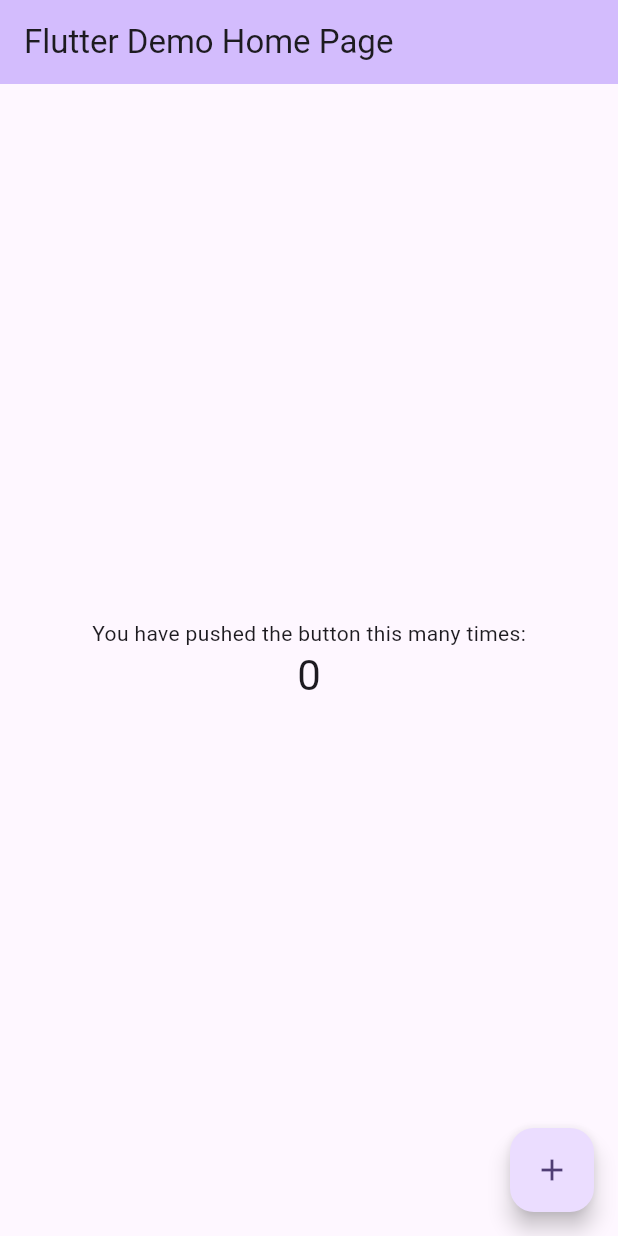
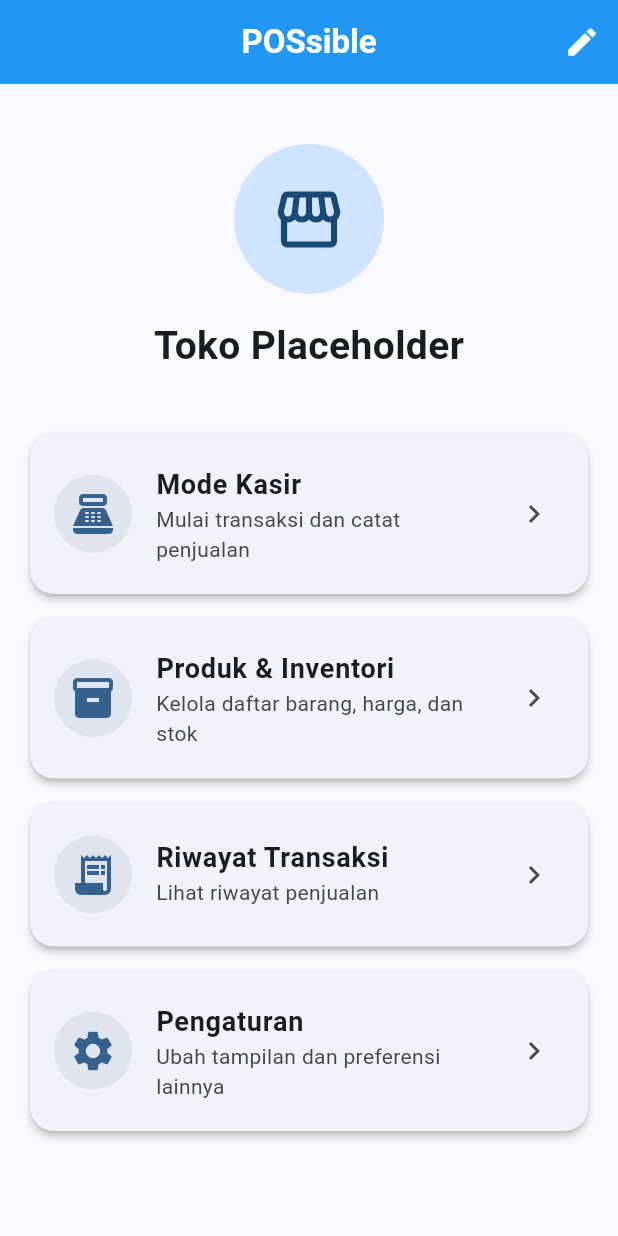
Before and after one commit to farrelarrayyan/POSsible, a Flutter app: the screen it shows after launch, on a phone screen of 412 x 824 dp. Run offline on Flutter 3.47's test engine with Material 3 defaults, Android fonts, the phone set to English and light mode, and no system bars; our stand-ins replace shared_preferences.

Commit message:
feat: initial homescreen and theming

```diff
--- a/lib/main.dart
+++ b/lib/main.dart
@@ -1,122 +1,32 @@
 import 'package:flutter/material.dart';
+import 'package:provider/provider.dart';
+import 'providers/theme_provider.dart';
+import 'screens/home_screen.dart';
 
 void main() {
-  runApp(const MyApp());
+  runApp(
+    MultiProvider(
+      providers: [
+        ChangeNotifierProvider(create: (_) => ThemeProvider()),
+      ],
+      child: const PossibleApp(),
+    ),
+  );
 }
 
-class MyApp extends StatelessWidget {
-  const MyApp({super.key});
+class PossibleApp extends StatelessWidget {
+  const PossibleApp({super.key});
 
-  // This widget is the root of your application.
   @override
   Widget build(BuildContext context) {
+    // Pengaturan tema
+    final themeProvider = Provider.of<ThemeProvider>(context);
+
     return MaterialApp(
-      title: 'Flutter Demo',
-      theme: ThemeData(
-        // This is the theme of your application.
-        //
-        // TRY THIS: Try running your application with "flutter run". You'll see
-        // the application has a purple toolbar. Then, without quitting the app,
-        // try changing the seedColor in the colorScheme below to Colors.green
-        // and then invoke "hot reload" (save your changes or press the "hot
-        // reload" button in a Flutter-supported IDE, or press "r" if you used
-        // the command line to start the app).
-        //
-        // Notice that the counter didn't reset back to zero; the application
-        // state is not lost during the reload. To reset the state, use hot
-        // restart instead.
-        //
-        // This works for code too, not just values: Most code changes can be
-        // tested with just a hot reload.
-        colorScheme: .fromSeed(seedColor: Colors.deepPurple),
-      ),
-      home: const MyHomePage(title: 'Flutter Demo Home Page'),
+      title: 'POSsible',
+      debugShowCheckedModeBanner: false,
+      theme: themeProvider.themeData,
+      home: const HomeScreen(),
     );
   }
 }
-
-class MyHomePage extends StatefulWidget {
-  const MyHomePage({super.key, required this.title});
-
-  // This widget is the home page of your application. It is stateful, meaning
-  // that it has a State object (defined below) that contains fields that affect
-  // how it looks.
-
-  // This class is the configuration for the state. It holds the values (in this
-  // case the title) provided by the parent (in this case the App widget) and
-  // used by the build method of the State. Fields in a Widget subclass are
-  // always marked "final".
-
-  final String title;
-
-  @override
-  State<MyHomePage> createState() => _MyHomePageState();
-}
-
-class _MyHomePageState extends State<MyHomePage> {
-  int _counter = 0;
-
-  void _incrementCounter() {
-    setState(() {
-      // This call to setState tells the Flutter framework that something has
-      // changed in this State, which causes it to rerun the build method below
-      // so that the display can reflect the updated values. If we changed
-      // _counter without calling setState(), then the build method would not be
-      // called again, and so nothing would appear to happen.
-      _counter++;
-    });
-  }
-
-  @override
-  Widget build(BuildContext context) {
-    // This method is rerun every time setState is called, for instance as done
-    // by the _incrementCounter method above.
-    //
-    // The Flutter framework has been optimized to make rerunning build methods
-    // fast, so that you can just rebuild anything that needs updating rather
-    // than having to individually change instances of widgets.
-    return Scaffold(
-      appBar: AppBar(
-        // TRY THIS: Try changing the color here to a specific color (to
-        // Colors.amber, perhaps?) and trigger a hot reload to see the AppBar
-        // change color while the other colors stay the same.
-        backgroundColor: Theme.of(context).colorScheme.inversePrimary,
-        // Here we take the value from the MyHomePage object that was created by
-        // the App.build method, and use it to set our appbar title.
-        title: Text(widget.title),
-      ),
-      body: Center(
-        // Center is a layout widget. It takes a single child and positions it
-        // in the middle of the parent.
-        child: Column(
-          // Column is also a layout widget. It takes a list of children and
-          // arranges them vertically. By default, it sizes itself to fit its
-          // children horizontally, and tries to be as tall as its parent.
-          //
-          // Column has various properties to control how it sizes itself and
-          // how it positions its children. Here we use mainAxisAlignment to
-          // center the children vertically; the main axis here is the vertical
-          // axis because Columns are vertical (the cross axis would be
-          // horizontal).
-          //
-          // TRY THIS: Invoke "debug painting" (choose the "Toggle Debug Paint"
-          // action in the IDE, or press "p" in the console), to see the
-          // wireframe for each widget.
-          mainAxisAlignment: .center,
-          children: [
-            const Text('You have pushed the button this many times:'),
-            Text(
-              '$_counter',
-              style: Theme.of(context).textTheme.headlineMedium,
-            ),
-          ],
-        ),
-      ),
-      floatingActionButton: FloatingActionButton(
-        onPressed: _incrementCounter,
-        tooltip: 'Increment',
-        child: const Icon(Icons.add),
-      ),
-    );
-  }
-}
--- /dev/null
+++ b/lib/providers/theme_provider.dart
@@ -0,0 +1,62 @@
+import 'package:flutter/material.dart';
+import 'package:shared_preferences/shared_preferences.dart';
+
+class ThemeProvider extends ChangeNotifier {
+  // Default value
+  bool _isDarkMode = false;
+  Color _accentColor = Colors.blue;
+
+  bool get isDarkMode => _isDarkMode;
+  Color get accentColor => _accentColor;
+
+  // Muat tema yang tersimpan saat app dibuka
+  ThemeProvider() {
+    _loadThemeFromPrefs();
+  }
+
+  // Fungsi untuk mengganti Dark/Light mode
+  void toggleTheme(bool isDark) async {
+    _isDarkMode = isDark;
+    notifyListeners();
+
+    // Simpan ke SharedPreferences
+    SharedPreferences prefs = await SharedPreferences.getInstance();
+    prefs.setBool('is_dark', isDark);
+  }
+
+  // Fungsi untuk mengganti warna accent
+  void changeAccentColor(Color color) async {
+    _accentColor = color;
+    notifyListeners();
+
+    // Simpan nilai integer dari warna ke SharedPreferences
+    SharedPreferences prefs = await SharedPreferences.getInstance();
+    prefs.setInt('accent_color', color.value);
+  }
+
+  // Fungsi internal untuk memuat data dari memori
+  void _loadThemeFromPrefs() async {
+    SharedPreferences prefs = await SharedPreferences.getInstance();
+    _isDarkMode = prefs.getBool('is_dark') ?? false; // Default light mode (fasle)
+
+    int? colorValue = prefs.getInt('accent_color');
+    if (colorValue != null) {
+      _accentColor = Color(colorValue);
+    }
+    notifyListeners();
+  }
+
+  // Fungsi untuk menghasilkan ThemeData yang akan dipakai oleh aplikasi
+  ThemeData get themeData {
+    return ThemeData(
+      useMaterial3: true,
+      colorSchemeSeed: _accentColor,
+      brightness: _isDarkMode ? Brightness.dark : Brightness.light,
+      appBarTheme: AppBarTheme(
+        centerTitle: true,
+        backgroundColor: _accentColor,
+        foregroundColor: Colors.white,
+      ),
+    );
+  }
+}
--- /dev/null
+++ b/lib/screens/home_screen.dart
@@ -0,0 +1,153 @@
+import 'package:flutter/material.dart';
+import 'settings_screen.dart';
+
+class HomeScreen extends StatelessWidget {
+  const HomeScreen({super.key});
+
+  @override
+  Widget build(BuildContext context) {
+    return Scaffold(
+      appBar: AppBar(
+        title: const Text('POSsible', style: TextStyle(fontWeight: FontWeight.bold)),
+        elevation: 0,
+        actions: [
+          IconButton(
+            icon: const Icon(Icons.edit),
+            onPressed: () {
+              // TODO: profile page
+              ScaffoldMessenger.of(context).showSnackBar(
+                const SnackBar(content: Text('Fitur Edit Profil Toko belum dibuat')),
+              );
+            },
+          )
+        ],
+      ),
+      body: Column(
+        children: [
+          const SizedBox(height: 40),
+          // --- BAGIAN HEADER (Foto & Nama Toko) ---
+          const CircleAvatar(
+            radius: 50,
+            // Temporary placehodler
+            child: Icon(Icons.storefront, size: 50),
+          ),
+          const SizedBox(height: 16),
+          const Text(
+            'Toko Placeholder',
+            style: TextStyle(
+              fontSize: 26,
+              fontWeight: FontWeight.bold,
+            ),
+          ),
+
+          const SizedBox(height: 40),
+
+          // --- BAGIAN DAFTAR MENU ---
+          Expanded(
+            child: ListView(
+              padding: const EdgeInsets.symmetric(horizontal: 20),
+              children: [
+                _buildMenuCard(
+                  context: context,
+                  icon: Icons.point_of_sale,
+                  title: 'Mode Kasir',
+                  description: 'Mulai transaksi dan catat penjualan',
+                  onTap: () {
+                    // TODO: kasir page
+                    ScaffoldMessenger.of(context).showSnackBar(
+                      const SnackBar(content: Text('Fitur Kasir belum dibuat')),
+                    );
+                  },
+                ),
+                _buildMenuCard(
+                  context: context,
+                  icon: Icons.inventory_2,
+                  title: 'Produk & Inventori',
+                  description: 'Kelola daftar barang, harga, dan stok',
+                  onTap: () {
+                    // TODO: CRUD page
+                    ScaffoldMessenger.of(context).showSnackBar(
+                      const SnackBar(content: Text('Fitur Inventori Toko belum dibuat')),
+                    );
+                  },
+                ),
+                _buildMenuCard(
+                  context: context,
+                  icon: Icons.receipt_long,
+                  title: 'Riwayat Transaksi',
+                  description: 'Lihat riwayat penjualan',
+                  onTap: () {
+                    // TODO: history page
+                    ScaffoldMessenger.of(context).showSnackBar(
+                      const SnackBar(content: Text('Fitur Riwayat Penjualan toko belum dibuat')),
+                    );
+                  },
+                ),
+                _buildMenuCard(
+                  context: context,
+                  icon: Icons.settings,
+                  title: 'Pengaturan',
+                  description: 'Ubah tampilan dan preferensi lainnya',
+                  onTap: () {
+                    Navigator.push(
+                      context,
+                      MaterialPageRoute(
+                        builder: (context) => const SettingsScreen(),
+                      ),
+                    );
+                  },
+                ),
+              ],
+            ),
+          ),
+        ],
+      ),
+    );
+  }
+
+  // Widget kotak menu
+  Widget _buildMenuCard({
+    required BuildContext context,
+    required IconData icon,
+    required String title,
+    required String description,
+    required VoidCallback onTap,
+  }) {
+    // Membaca warna primary dari tema agar ikon menyatu dengan tema aplikasi
+    final Color primaryColor = Theme.of(context).colorScheme.primary;
+
+    return Card(
+      elevation: 2,
+      margin: const EdgeInsets.only(bottom: 16),
+      shape: RoundedRectangleBorder(
+        borderRadius: BorderRadius.circular(16),
+      ),
+      child: InkWell(
+        borderRadius: BorderRadius.circular(16),
+        onTap: onTap,
+        child: Padding(
+          padding: const EdgeInsets.symmetric(vertical: 12),
+          child: ListTile(
+            leading: Container(
+              padding: const EdgeInsets.all(10),
+              decoration: BoxDecoration(
+                color: primaryColor.withOpacity(0.1),
+                shape: BoxShape.circle,
+              ),
+              child: Icon(icon, size: 32, color: primaryColor),
+            ),
+            title: Text(
+              title,
+              style: const TextStyle(
+                fontSize: 18,
+                fontWeight: FontWeight.bold,
+              ),
+            ),
+            subtitle: Text(description),
+            trailing: const Icon(Icons.chevron_right),
+          ),
+        ),
+      ),
+    );
+  }
+}
--- a/pubspec.yaml
+++ b/pubspec.yaml
@@ -34,6 +34,8 @@ dependencies:
   # The following adds the Cupertino Icons font to your application.
   # Use with the CupertinoIcons class for iOS style icons.
   cupertino_icons: ^1.0.8
+  provider: ^6.1.2
+  shared_preferences: ^2.2.3
 
 dev_dependencies:
   flutter_test:
```
Also changed, not shown: lib/screens/settings_screen.dart (added, +123 -0 lines), pubspec.lock, 2 other files.
